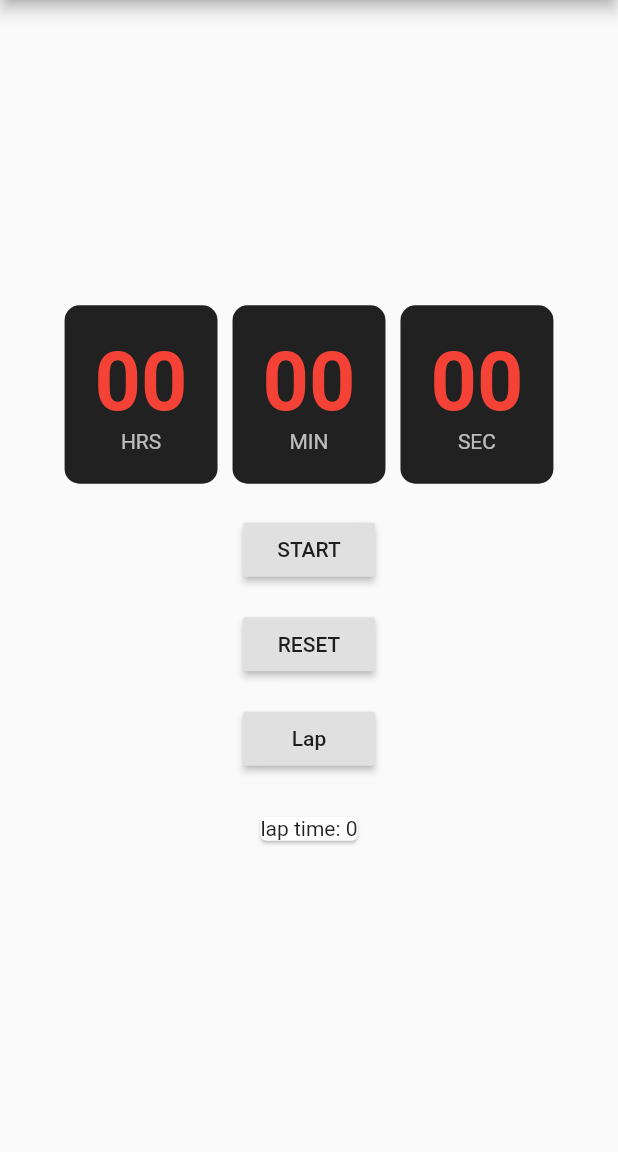
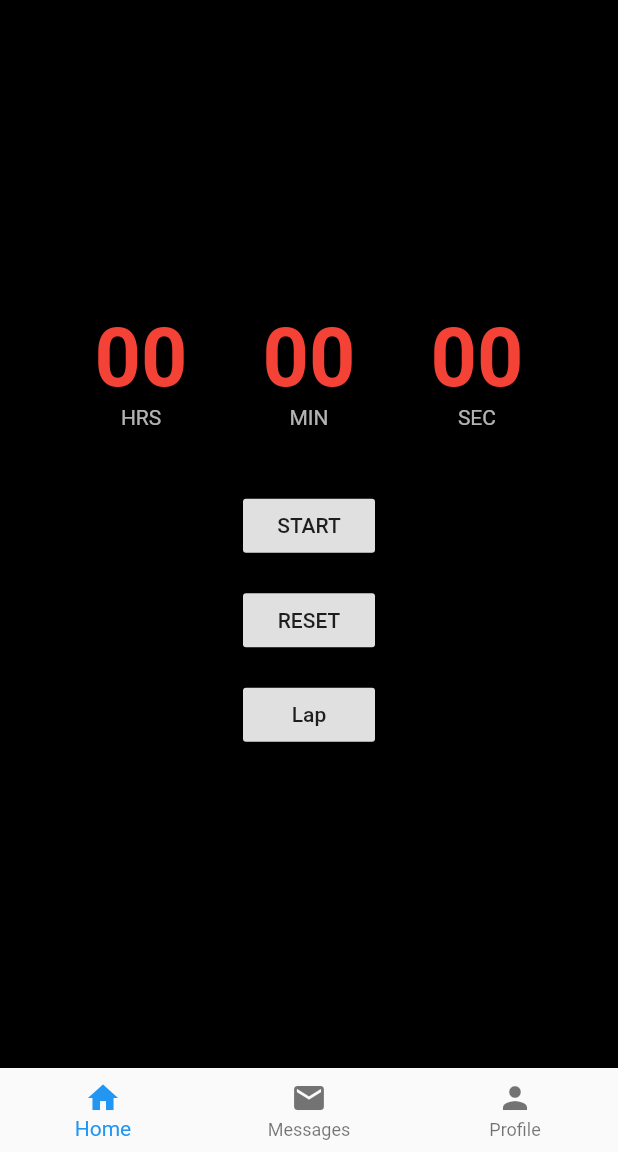
Before and after one commit to razanjoshi/flutter-stopwatch, a Flutter app: the screen it shows after launch, after a tap on "Lap", on a phone screen of 412 x 824 dp, the part 84-1236 px from its top. Run offline on Flutter 3.47's test engine with Material 2 defaults, Android fonts, the phone set to English and light mode, and no system bars.

```diff
--- a/lib/main.dart
+++ b/lib/main.dart
@@ -1,4 +1,5 @@
 import 'package:flutter/material.dart';
+import './home_widget.dart';
 import 'dart:async';
 
 void main() {
@@ -12,28 +13,15 @@ class TimerApp extends StatefulWidget {
   }
 }
 
+class TimerAppState extends State<TimerApp> {
+  int _selectedPage = 0;
+  final _pageOptions = [
+    Colors.black,
+    Colors.white,
+    Colors.teal,
+  ];
 
-class PageTwo extends State<TimerApp> {
-  @override
-  Widget build (BuildContext context) {
-    return Scaffold(
-      appBar: AppBar(
-        backgroundColor: Theme.of(context).accentColor,
-        elevation: 1.0,
-        actions: <Widget>[
-          IconButton(
-            icon: Icon(Icons.close))
-            // onPressed: ,
-        ]
-      ),
-    );
-  }
-}
-
-
-class TimerAppState extends State<TimerApp> {
   static const duration = const Duration(seconds: 1);
-
   int secondsPassed = 0;
   bool isActive = false;
 
@@ -63,8 +51,31 @@ class TimerAppState extends State<TimerApp> {
     return MaterialApp(
       title: 'Welcome to Flutter',
       home: Scaffold(
+        backgroundColor: _pageOptions[_selectedPage],
         appBar: AppBar(
           title: Text("Razan's Stopwatch"),
+        ),
+        bottomNavigationBar: BottomNavigationBar(
+          currentIndex: _selectedPage, // this will be set when a new tab is tapped
+          onTap: (int index) {
+            setState(() {
+              _selectedPage = index;
+            });
+          },
+          items: [
+            BottomNavigationBarItem(
+              icon: new Icon(Icons.home),
+              title: new Text('Home'),
+            ),
+            BottomNavigationBarItem(
+              icon: new Icon(Icons.mail),
+              title: new Text('Messages'),
+            ),
+            BottomNavigationBarItem(
+              icon: Icon(Icons.person),
+              title: Text('Profile')
+            )
+          ],
         ),
         body: Center(
           child: Column(
@@ -113,7 +124,8 @@ class TimerAppState extends State<TimerApp> {
                   child: Text('Lap'),
                   onPressed: () {
                     setState(() {
-                      _laptime.add('lap time: ' + secondsPassed.toString());
+                      if (secondsPassed > 0)
+                        _laptime.add('lap time: ' + secondsPassed.toString());
                     });
                   },
                 ),
```
